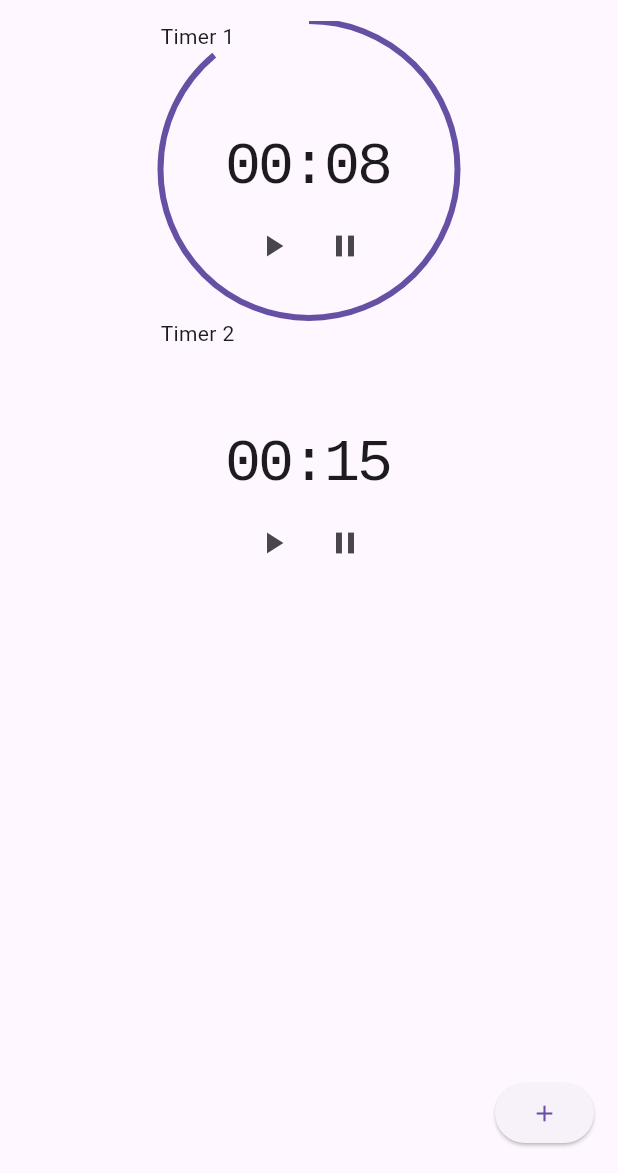
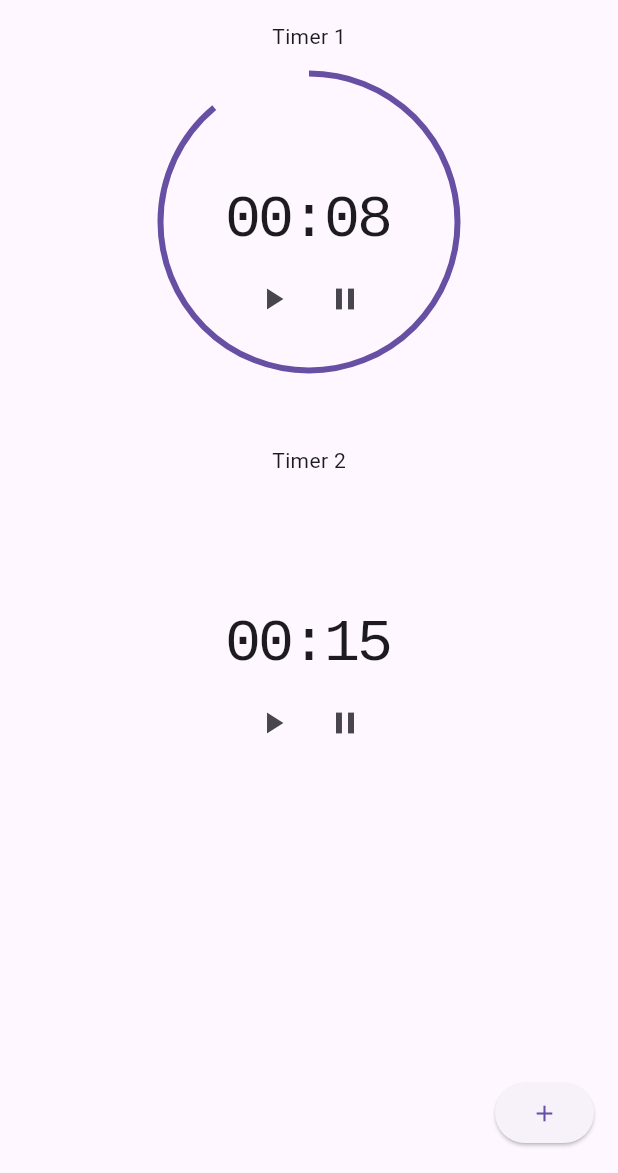
Before and after one commit to 10Pines/bonsai-equipo-estrellita, a Flutter app: the screen it shows after launch, after a tap on the "play arrow" icon, on a phone screen of 412 x 824 dp, the part 63-1236 px from its top. Run offline on Flutter 3.47's test engine with Material 3 defaults, Android fonts, the light colour scheme and no system bars.

Commit message:
Crea timer display container

```diff
--- a/lib/_screens/timers_view.dart
+++ b/lib/_screens/timers_view.dart
@@ -1,5 +1,5 @@
 import 'package:flutter/material.dart';
-import 'package:timers/timer_display.dart';
+import 'package:timers/timer_display/timer_display_container.dart';
 
 import '../new_timer_creation/add_timer_button.dart';
 import '../domain/timer.dart';
@@ -41,7 +41,7 @@ class _TimersViewState extends State<TimersView> {
               for (var timer in timers)
                 Container(
                   alignment: Alignment.topCenter,
-                  child: TimerDisplay(timer: timer),
+                  child: TimerDisplayContainer(timer: timer),
                 )
             ],
           ),
--- a/lib/timer_display.dart
+++ b/lib/timer_display/timer_display.dart
@@ -10,8 +10,7 @@ class TimerDisplay extends StatefulWidget {
   State<TimerDisplay> createState() => _TimerDisplayState();
 }
 
-class _TimerDisplayState extends State<TimerDisplay>
-    with TickerProviderStateMixin {
+class _TimerDisplayState extends State<TimerDisplay> with TickerProviderStateMixin {
   late AnimationController controller;
   final player = AudioPlayer();
 
@@ -24,7 +23,7 @@ class _TimerDisplayState extends State<TimerDisplay>
     );
     controller.addStatusListener((status) {
       if (status == AnimationStatus.completed) {
-        play();
+        play(); //esto es lo del ruidito
       }
     });
   }
@@ -41,6 +40,10 @@ class _TimerDisplayState extends State<TimerDisplay>
 
   void pauseTimer() {
     controller.stop();
+  }
+
+  void play() async {
+    await player.play(AssetSource('boop.mp3'));
   }
 
   @override
@@ -62,7 +65,6 @@ class _TimerDisplayState extends State<TimerDisplay>
   Widget build(BuildContext context) {
     return Stack(
       children: [
-        Text(widget.timer.name),
         Positioned.fill(
           child: AnimatedBuilder(
             animation: controller,
@@ -116,8 +118,4 @@ class _TimerDisplayState extends State<TimerDisplay>
       ],
     );
   }
-
-  void play() async {
-    await player.play(AssetSource('boop.mp3'));
-  }
 }
--- /dev/null
+++ b/lib/timer_display/timer_display_container.dart
@@ -0,0 +1,31 @@
+import 'package:flutter/material.dart';
+import 'package:timers/domain/timer.dart';
+import 'package:timers/timer_display/timer_display.dart';
+
+class TimerDisplayContainer extends StatefulWidget {
+  const TimerDisplayContainer({super.key, required this.timer});
+  final Timer timer;
+
+  @override
+  State<TimerDisplayContainer> createState() => _TimerDisplayContainerState();
+}
+
+class _TimerDisplayContainerState extends State<TimerDisplayContainer>
+    with TickerProviderStateMixin {
+
+  @override
+  Widget build(BuildContext context) {
+    return Padding(
+      padding: const EdgeInsets.only(bottom: 50.0),
+      child: Column(
+        children: [
+          Padding(
+            padding: const EdgeInsets.only(bottom: 15.0),
+            child: Text(widget.timer.name),
+          ),
+          TimerDisplay(timer: widget.timer,),
+        ],
+      ),
+    );
+  }
+}
```
